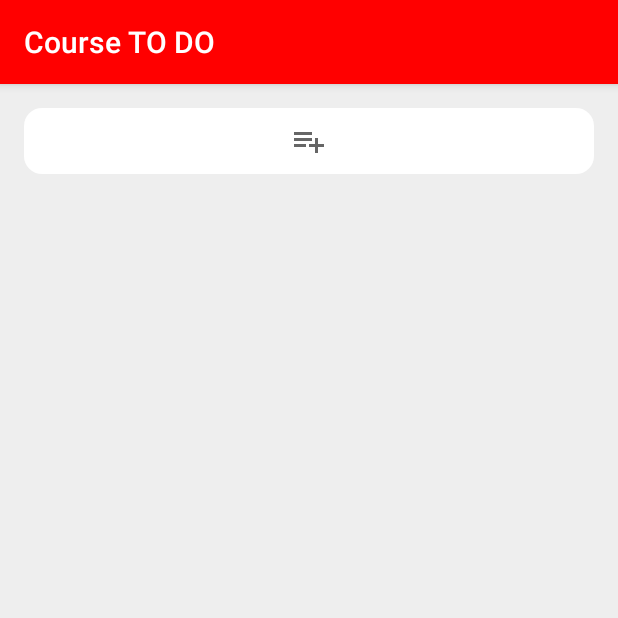
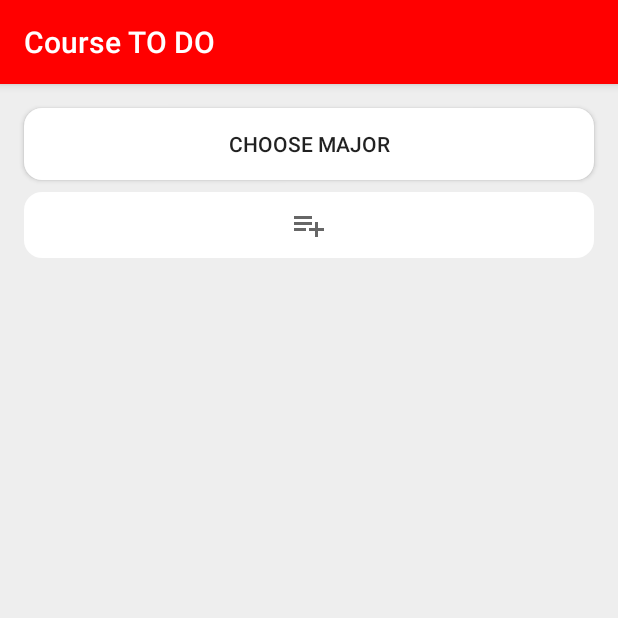
Before and after one commit to misiterui/CoursePlanning, an Android app: the CourseList screen opened directly, with no data from a screen before it, on a phone screen of 412 x 824 dp, the top half of it. Run offline under Robolectric (Android 15) with nearby library versions, the phone set to English and light mode, and no system bars; libraries missing offline, so code that uses them is left out: com.opencsv.

Commit message:
Add config sharedPreference
The config sharedPreference allow users only choose major for once unless they want to change their major.

```diff
--- a/CoursePlanningApp/app/src/main/AndroidManifest.xml
+++ b/CoursePlanningApp/app/src/main/AndroidManifest.xml
@@ -7,13 +7,12 @@
     <uses-permission android:name="android.permission.ACCESS_NETWORK_STATE" />
 
     <application
-        android:allowBackup="true"
         android:icon="@mipmap/ic_launcher"
         android:label="@string/app_name"
         android:roundIcon="@mipmap/ic_launcher_round"
         android:supportsRtl="true"
         android:theme="@style/AppTheme">
-        <activity android:name=".ui.ChooseMajorActivity"></activity>
+        <activity android:name=".ui.ChooseMajorActivity" />
         <activity android:name=".ui.CourseList" />
         <activity android:name=".ui.AddCourse" />
         <activity android:name=".ui.CourseRecyclerAdapter" />
--- a/CoursePlanningApp/app/src/main/java/com/example/courseplanningapp/constants/Constants.java
+++ b/CoursePlanningApp/app/src/main/java/com/example/courseplanningapp/constants/Constants.java
@@ -6,9 +6,6 @@ package com.example.courseplanningapp.constants;
 */
 
 public class Constants {
-
-    public static final String SAMPLE_YEAR = "2020";
-    public static final String SAMPLE_SEMESTER = "Summer";
 
     public static final String SPRING_SEMESTER = "Spring";
     public static final String SUMMER_SEMESTER = "Summer";
@@ -20,6 +17,8 @@ public class Constants {
 
     public static final String SAVE_DATA_FILENAME = "select_courses.txt";
 
+    // SharedPreference keys
+    public static final String IS_USER_GUIDE_SHOWED_KEY = "is_user_guide_showed";
 
 
 }
--- a/CoursePlanningApp/app/src/main/java/com/example/courseplanningapp/model/CourseManager.java
+++ b/CoursePlanningApp/app/src/main/java/com/example/courseplanningapp/model/CourseManager.java
@@ -243,8 +243,6 @@ public class CourseManager {
             serializedCourses.append(",");
             serializedCourses.append(course.getTitle());
             serializedCourses.append(",");
-            serializedCourses.append(course.getVisible());
-            serializedCourses.append("\n");
             String data = serializedCourses.toString();
             fileOutputStream.write(data.getBytes());
             System.out.println("写入成功，内容为："+ data);
--- a/CoursePlanningApp/app/src/main/java/com/example/courseplanningapp/ui/CourseList.java
+++ b/CoursePlanningApp/app/src/main/java/com/example/courseplanningapp/ui/CourseList.java
@@ -1,5 +1,6 @@
 package com.example.courseplanningapp.ui;
 
+import androidx.annotation.BinderThread;
 import androidx.annotation.RequiresApi;
 import androidx.appcompat.app.AppCompatActivity;
 import androidx.recyclerview.widget.LinearLayoutManager;
@@ -7,6 +8,7 @@ import androidx.recyclerview.widget.RecyclerView;
 
 import android.content.Context;
 import android.content.Intent;
+import android.content.SharedPreferences;
 import android.graphics.Color;
 import android.os.Build;
 import android.os.Bundle;
@@ -39,7 +41,7 @@ public class CourseList extends AppCompatActivity {
 
         initRecyclerView();
         initAddBtn();
-
+        initMajorBtn();
 
     }
 
@@ -47,23 +49,25 @@ public class CourseList extends AppCompatActivity {
     private void initRecyclerView() {
         RecyclerView recyclerView = findViewById(R.id.courseRecycler);
         recyclerView.setLayoutManager(new LinearLayoutManager(this));
+        SharedPreferences sharedPreferences = getSharedPreferences("config", Context.MODE_PRIVATE);
+        major = sharedPreferences.getString("major", "");
+        startYear = sharedPreferences.getString("startYear", "2020");
+        startSemester = sharedPreferences.getString("startSemester", "Summer");
+        courseCount = Integer.parseInt(sharedPreferences.getString("courseCount", "3"));
+
         Intent intent = getIntent();
-        if(intent.getStringExtra("major")!=null){
-            major = intent.getStringExtra("major");
-            System.out.println("此时major是：" + major);
-            if (major.equals("Computing Science")){
-                startYear = intent.getStringExtra("startYear");
-                startSemester = intent.getStringExtra("startSemester");
-                courseCount = Integer.parseInt(intent.getStringExtra("courseCount"));
-                System.out.println("此时的courseCount是：" + courseCount);
-//                try {
-//                    recyclerAdapter.loadCmptData(startYear, startSemester, courseCount);
-//                } catch (IOException e) {
-//                    e.printStackTrace();
-//                }
-            }
+//        if(intent.getStringExtra("major")!=null){
+//            major = intent.getStringExtra("major");
+//            System.out.println("此时major是：" + major);
+//            if (major.equals("Computing Science")){
+//                startYear = intent.getStringExtra("startYear");
+//                startSemester = intent.getStringExtra("startSemester");
+//                courseCount = Integer.parseInt(intent.getStringExtra("courseCount"));
+//                System.out.println("此时的courseCount是：" + courseCount);
+//
+//
+//        }
 
-        }
         if (intent != null && recyclerAdapter!=null){
             //refreshRecyclerView();
             recyclerAdapter.resort();
@@ -83,6 +87,16 @@ public class CourseList extends AppCompatActivity {
         });
     }
 
+    private void initMajorBtn() {
+        Button chooseMajorBtn = findViewById(R.id.choose_major_btn);
+        chooseMajorBtn.setOnClickListener(new View.OnClickListener() {
+            @Override
+            public void onClick(View v) {
+                startActivity(ChooseMajorActivity.makeIntent(CourseList.this));
+            }
+        });
+    }
+
     public static Intent makeIntent(Context context) {
         Intent intent = new Intent(context, CourseList.class);
         intent.setFlags(Intent.FLAG_ACTIVITY_CLEAR_TASK | Intent.FLAG_ACTIVITY_NEW_TASK);
--- a/CoursePlanningApp/app/src/main/res/layout-v21/activity_course_list.xml
+++ b/CoursePlanningApp/app/src/main/res/layout-v21/activity_course_list.xml
@@ -13,18 +13,26 @@
         android:background="@color/bg"
         android:orientation="vertical">
 
-<!--        <androidx.appcompat.widget.Toolbar-->
-<!--            android:layout_width="match_parent"-->
-<!--            android:layout_height="wrap_content"-->
-<!--            android:background="@color/sfu_bg"-->
-<!--            app:titleTextColor="@color/white"-->
-<!--            app:title="Course Plan" />-->
+
+        <Button
+            android:id="@+id/choose_major_btn"
+            android:layout_width="match_parent"
+            android:layout_height="wrap_content"
+            android:layout_marginTop="16dp"
+            android:layout_marginLeft="16dp"
+            android:layout_marginRight="16dp"
+            android:layout_marginBottom="4dp"
+            android:background="@drawable/rounded_white_bg"
+            android:text="Choose Major"/>
 
         <ImageButton
             android:id="@+id/addBtn"
             android:layout_width="match_parent"
             android:layout_height="wrap_content"
-            android:layout_margin="16dp"
+            android:layout_marginLeft="16dp"
+            android:layout_marginRight="16dp"
+            android:layout_marginBottom="16dp"
+            android:layout_marginTop="4dp"
             android:background="@drawable/rounded_white_bg"
             android:src="@drawable/ic_playlist_add_black_24dp" />
 
```
Also changed, not shown: CoursePlanningApp/app/src/main/java/com/example/courseplanningapp/model/Course.java (+0 -58 lines), CoursePlanningApp/app/src/main/java/com/example/courseplanningapp/ui/ChooseMajorActivity.java (+30 -4 lines), CoursePlanningApp/app/src/main/java/com/example/courseplanningapp/ui/WelcomeActivity.java (+25 -2 lines).
